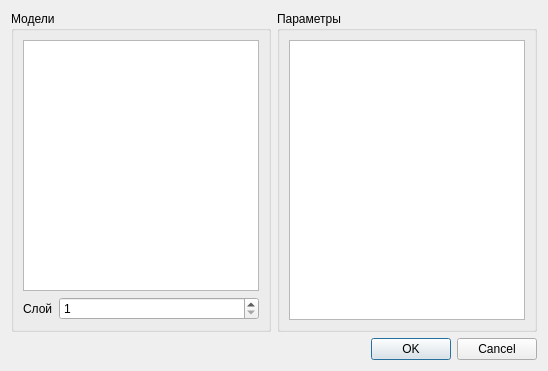
Old version of the form qgis_pds_modelDialog_base.ui in the repository vvkond/QGIS_v3.
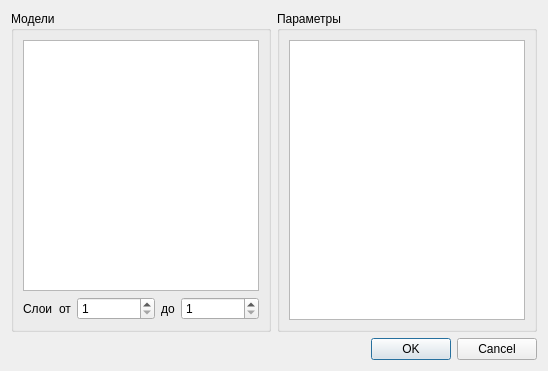
New version of the form.

Commit message: Загрузка диапазона слоев

The edit to the form file:
```diff
--- a/qgis_pds_modelDialog_base.ui
+++ b/qgis_pds_modelDialog_base.ui
@@ -40,22 +40,43 @@
         <property name="title">
          <string>Модели</string>
         </property>
-        <layout class="QGridLayout" name="gridLayout_3" columnstretch="0,1">
+        <layout class="QGridLayout" name="gridLayout_3" columnstretch="0,0,1,0,1">
+         <item row="1" column="1">
+          <widget class="QLabel" name="label">
+           <property name="text">
+            <string>от</string>
+           </property>
+          </widget>
+         </item>
+         <item row="1" column="3">
+          <widget class="QLabel" name="label_2">
+           <property name="text">
+            <string>до</string>
+           </property>
+          </widget>
+         </item>
          <item row="1" column="0">
           <widget class="QLabel" name="layerLabel">
            <property name="text">
-            <string>Слой</string>
+            <string>Слои</string>
            </property>
           </widget>
          </item>
-         <item row="1" column="1">
+         <item row="1" column="2">
           <widget class="QSpinBox" name="layerSpinBox">
            <property name="minimum">
             <number>1</number>
            </property>
           </widget>
          </item>
-         <item row="0" column="0" colspan="2">
+         <item row="1" column="4">
+          <widget class="QSpinBox" name="lastLayerSpinBox">
+           <property name="minimum">
+            <number>1</number>
+           </property>
+          </widget>
+         </item>
+         <item row="0" column="0" colspan="5">
           <widget class="QListWidget" name="modelListWidget"/>
          </item>
         </layout>
```
The commit also changes 2 other files.
